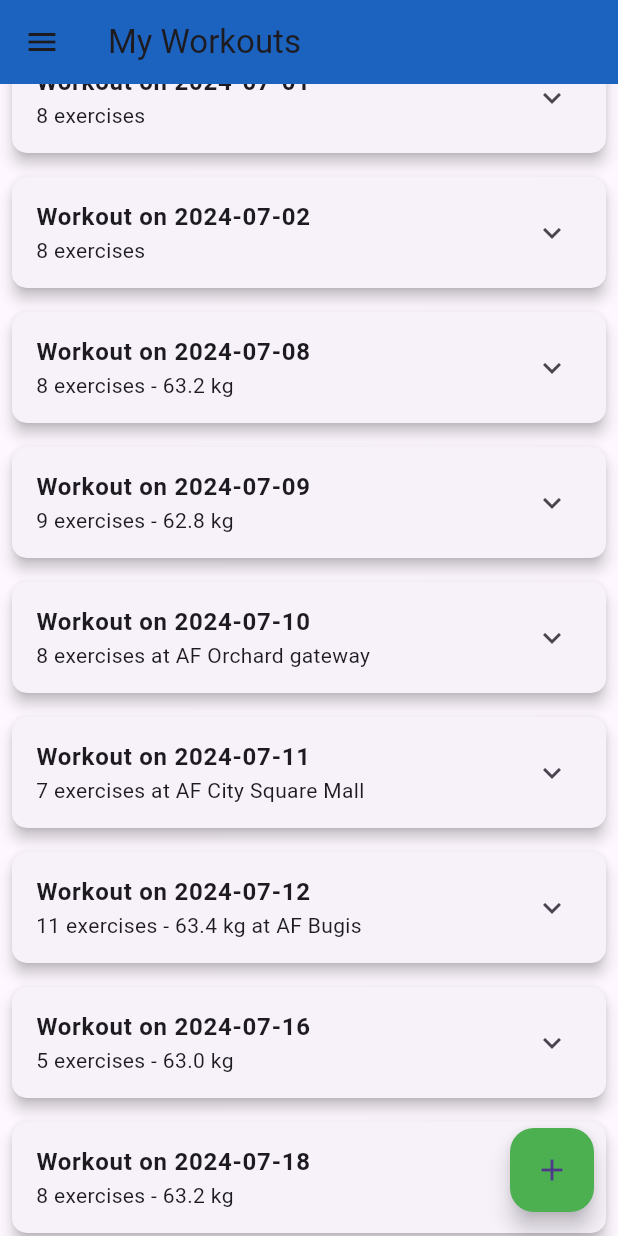
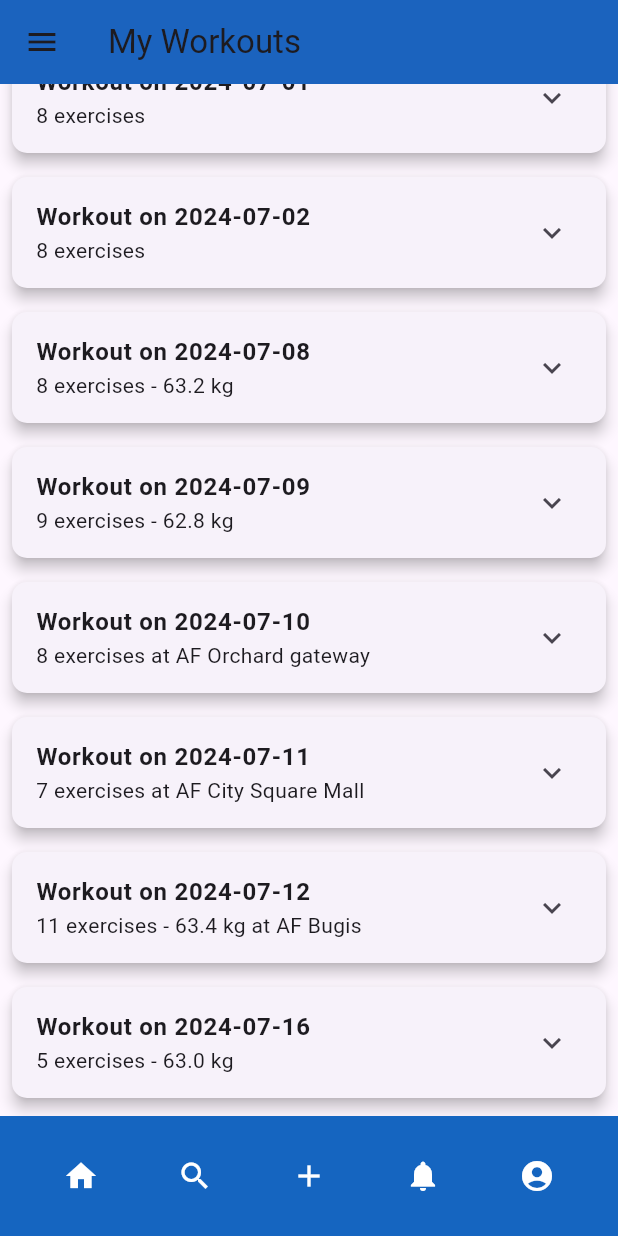
Before and after one commit to mrmrjing/workout-tracker, a Flutter app: the screen it shows after launch, scrolled down 3456 dp, on a phone screen of 412 x 824 dp. Run offline on Flutter 3.47's test engine with Material 3 defaults, Android fonts, the phone set to English and light mode, and no system bars; our stand-ins replace sqflite; accounts and stored records are empty.

Commit message:
Add bottom nav bar

```diff
--- a/lib/views/workout_list_screen.dart
+++ b/lib/views/workout_list_screen.dart
@@ -45,13 +45,47 @@ class WorkoutListScreenState extends State<WorkoutListScreen> {
       ),
       drawer: buildDrawer(context),
       body: buildWorkoutList(),
-      floatingActionButton: FloatingActionButton(
-        backgroundColor: Colors.green,
-        child: const Icon(Icons.add),
-        onPressed: () => Navigator.push(
-          context,
-          MaterialPageRoute(builder: (context) => AddWorkoutScreen()),
-        ).then((_) => refreshWorkouts()),
+      bottomNavigationBar: BottomAppBar(
+        color: Colors.blue[800],  // Ensures the bottom app bar is a solid color
+        child: Row(
+          mainAxisSize: MainAxisSize.max,
+          mainAxisAlignment: MainAxisAlignment.spaceAround,
+          children: <Widget>[
+            IconButton(
+              icon: const Icon(Icons.home, color: Colors.white),
+              onPressed: () {
+                // Home Screen or refresh current screen
+              },
+            ),
+            IconButton(
+              icon: const Icon(Icons.search, color: Colors.white),
+              onPressed: () {
+                // Navigate to Search or some other function
+              },
+            ),
+            IconButton(
+              icon: const Icon(Icons.add, color: Colors.white),
+              onPressed: () {
+                Navigator.push(
+                  context,
+                  MaterialPageRoute(builder: (context) => AddWorkoutScreen()),
+                ).then((_) => refreshWorkouts());
+              },
+            ),
+            IconButton(
+              icon: const Icon(Icons.notifications, color: Colors.white),
+              onPressed: () {
+                // Navigate to notifications or another function
+              },
+            ),
+            IconButton(
+              icon: const Icon(Icons.account_circle, color: Colors.white),
+              onPressed: () {
+                // Navigate to Account or settings screen
+              },
+            ),
+          ],
+        ),
       ),
     );
   }
```
